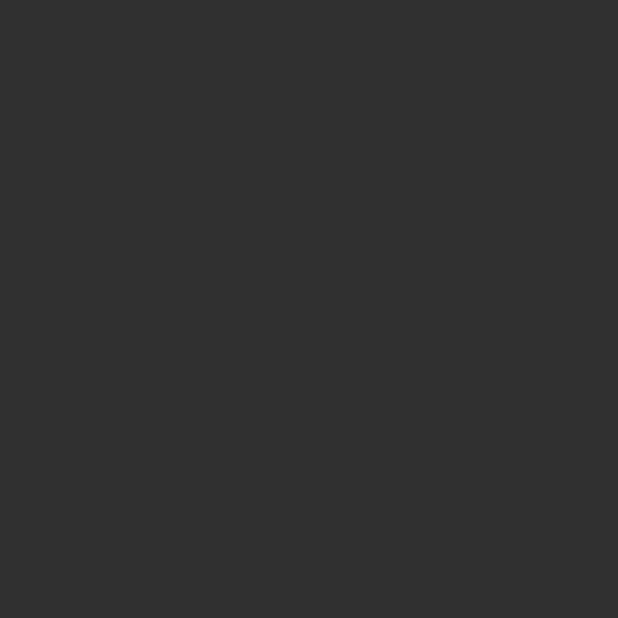
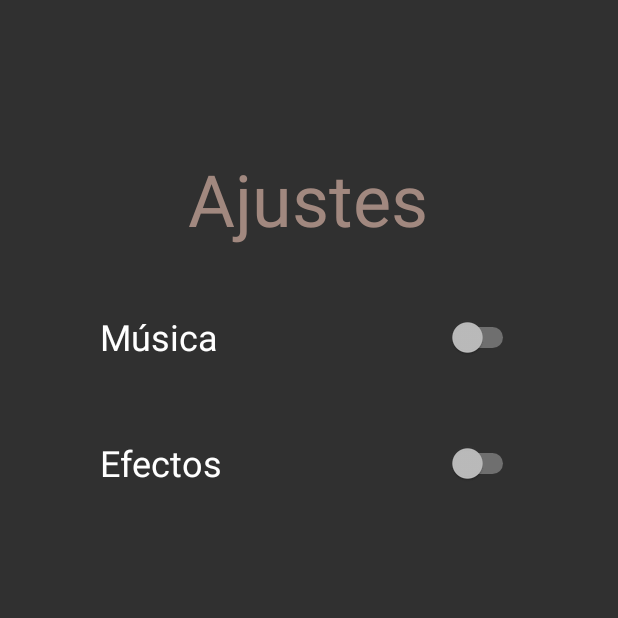
Before and after one commit to VRSDevs/Gameopardy, an Android app: the SettingsActivity screen opened directly, with no data from a screen before it, on a phone screen of 412 x 824 dp, the top half of it. Before the commit the part shown is empty. Run offline under Robolectric (Android 15) with nearby library versions, the light colour scheme and no system bars.

Commit message:
Estructuración de menú de ajustes y acceso

```diff
--- a/QuizGame/app/src/main/java/com/mrwojack/quizgame/MainActivity.java
+++ b/QuizGame/app/src/main/java/com/mrwojack/quizgame/MainActivity.java
@@ -2,13 +2,32 @@ package com.mrwojack.quizgame;
 
 import androidx.appcompat.app.AppCompatActivity;
 
+import android.content.Intent;
 import android.os.Bundle;
+import android.view.View;
 
 public class MainActivity extends AppCompatActivity {
 
+    // Eventos de ciclo de la aplicación //
+    /**
+     *
+     * @param savedInstanceState
+     */
     @Override
     protected void onCreate(Bundle savedInstanceState) {
         super.onCreate(savedInstanceState);
         setContentView(R.layout.activity_main);
     }
+
+    // Eventos de cambio de actividad //
+    /**
+     *
+     * @param view
+     */
+    public void openSettingsMenu(View view) {
+        // Creación de objeto intent
+        Intent int_settingsM = new Intent(this, SettingsActivity.class);
+
+        startActivity(int_settingsM);
+    }
 }
--- a/QuizGame/app/src/main/res/layout/activity_main.xml
+++ b/QuizGame/app/src/main/res/layout/activity_main.xml
@@ -48,6 +48,7 @@
         android:layout_height="wrap_content"
         android:layout_marginStart="16dp"
         android:layout_marginBottom="16dp"
+        android:onClick="openSettingsMenu"
         android:text="@string/btt_settings"
         app:layout_constraintBottom_toBottomOf="parent"
         app:layout_constraintStart_toStartOf="parent" />
--- a/QuizGame/app/src/main/res/layout/activity_settings.xml
+++ b/QuizGame/app/src/main/res/layout/activity_settings.xml
@@ -6,4 +6,40 @@
     android:layout_height="match_parent"
     tools:context=".SettingsActivity">
 
+    <TextView
+        android:id="@+id/txtView_settings"
+        android:layout_width="wrap_content"
+        android:layout_height="wrap_content"
+        android:layout_marginTop="100dp"
+        android:text="@string/txtView_settings"
+        android:textColor="#A1887F"
+        android:textSize="48sp"
+        app:layout_constraintEnd_toEndOf="parent"
+        app:layout_constraintHorizontal_bias="0.498"
+        app:layout_constraintStart_toStartOf="parent"
+        app:layout_constraintTop_toTopOf="parent" />
+
+    <Switch
+        android:id="@+id/sw_music"
+        android:layout_width="279dp"
+        android:layout_height="48dp"
+        android:layout_marginTop="36dp"
+        android:scrollbarSize="4dp"
+        android:text="@string/sw_music"
+        android:textSize="24sp"
+        app:layout_constraintEnd_toEndOf="parent"
+        app:layout_constraintStart_toStartOf="parent"
+        app:layout_constraintTop_toBottomOf="@+id/txtView_settings" />
+
+    <Switch
+        android:id="@+id/sw_music2"
+        android:layout_width="279dp"
+        android:layout_height="48dp"
+        android:layout_marginTop="36dp"
+        android:scrollbarSize="4dp"
+        android:text="@string/sw_sfx"
+        android:textSize="24sp"
+        app:layout_constraintEnd_toEndOf="parent"
+        app:layout_constraintStart_toStartOf="parent"
+        app:layout_constraintTop_toBottomOf="@+id/sw_music" />
 </androidx.constraintlayout.widget.ConstraintLayout>
--- a/QuizGame/app/src/main/res/values/strings.xml
+++ b/QuizGame/app/src/main/res/values/strings.xml
@@ -8,4 +8,9 @@
     <string name="btt_profile">Perfil</string>
     <string name="btt_settings">Ajustes</string>
     <string name="btt_exit">Salir</string>
+
+    <!-- Strings de la actividad: Menú ajustes -->
+    <string name="txtView_settings">Ajustes</string>
+    <string name="sw_music">Música</string>
+    <string name="sw_sfx">Efectos</string>
 </resources>
```
